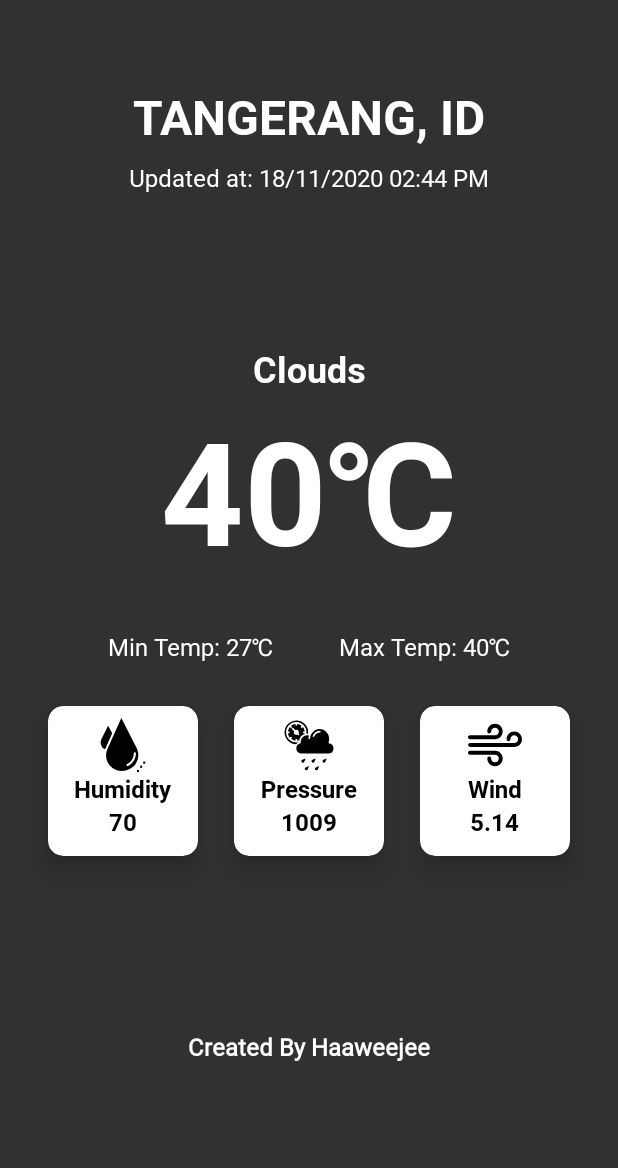
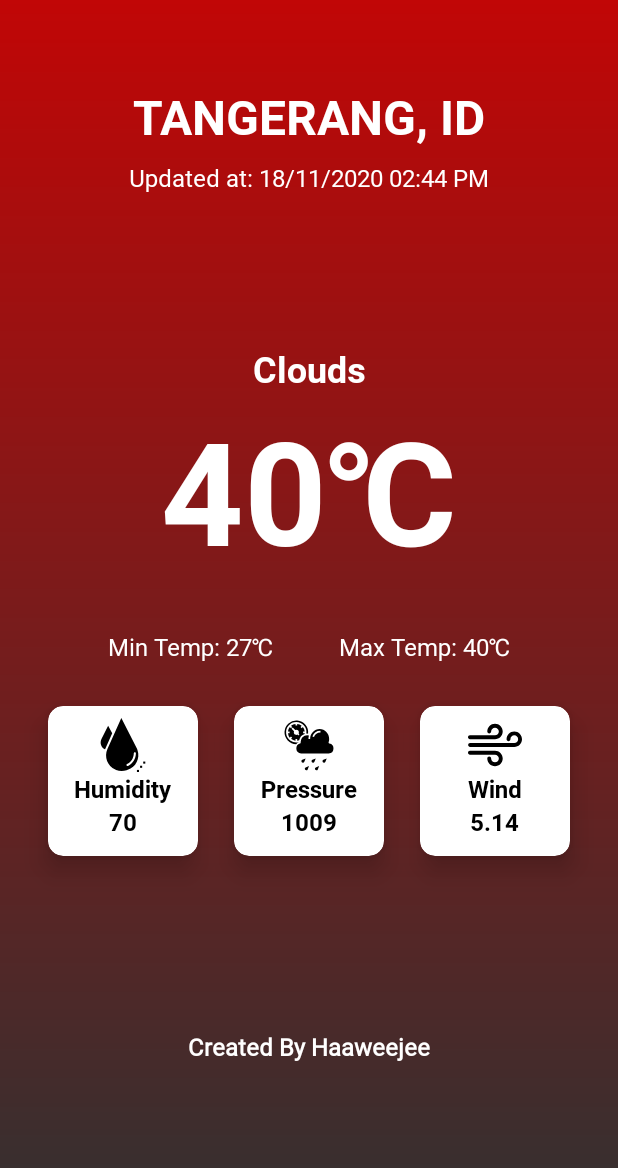
Before and after one commit to haaweejee/weatherapp, an Android app: the layout activity_main.xml on its own in the app's theme, with its tools: preview values and no code run, on a phone screen of 412 x 824 dp. Shown: the top 1168 px of the screen. Run offline under Robolectric (Android 15) with nearby library versions, the phone set to English and light mode, and no system bars.

Commit message:
second push

```diff
--- /dev/null
+++ b/app/src/main/res/drawable/background.xml
@@ -0,0 +1,10 @@
+<?xml version="1.0" encoding="utf-8"?>
+<shape xmlns:android="http://schemas.android.com/apk/res/android"
+    android:shape="rectangle">
+
+    <gradient
+        android:startColor="#C10606"
+        android:endColor="#313131"
+        android:angle="200"/>
+
+</shape>
--- a/app/src/main/res/layout/activity_main.xml
+++ b/app/src/main/res/layout/activity_main.xml
@@ -1,11 +1,16 @@
 <?xml version="1.0" encoding="utf-8"?>
-<androidx.constraintlayout.widget.ConstraintLayout xmlns:android="http://schemas.android.com/apk/res/android"
-    xmlns:app="http://schemas.android.com/apk/res-auto"
+<androidx.swiperefreshlayout.widget.SwipeRefreshLayout xmlns:app="http://schemas.android.com/apk/res-auto"
     xmlns:tools="http://schemas.android.com/tools"
+    xmlns:android="http://schemas.android.com/apk/res/android"
+    android:id="@+id/swipeRefreshLayout"
     android:layout_width="match_parent"
     android:layout_height="match_parent"
-    android:background="@color/dark_shade_of_gray"
     tools:context=".MainActivity">
+
+    <androidx.constraintlayout.widget.ConstraintLayout
+        android:layout_width="match_parent"
+        android:layout_height="match_parent"
+        android:background="@drawable/background">
 
         <TextView
             android:id="@+id/cityName_id"
@@ -223,3 +228,5 @@
 
 
     </androidx.constraintlayout.widget.ConstraintLayout>
+
+</androidx.swiperefreshlayout.widget.SwipeRefreshLayout>
--- a/app/src/main/res/values/colors.xml
+++ b/app/src/main/res/values/colors.xml
@@ -9,6 +9,7 @@
     <color name="white">#FFFFFFFF</color>
 
     <color name="dark_shade_of_gray">#FF313131</color>
+    <color name="dark_red">#C10606</color>
 
 
 
--- a/app/src/main/res/values/themes.xml
+++ b/app/src/main/res/values/themes.xml
@@ -3,7 +3,7 @@
     <style name="Theme.Weatherapp" parent="Theme.MaterialComponents.DayNight.NoActionBar">
         <!-- Primary brand color. -->
         <item name="colorPrimary">@color/purple_500</item>
-        <item name="colorPrimaryVariant">@color/purple_700</item>
+        <item name="colorPrimaryVariant">@color/dark_red</item>
         <item name="colorOnPrimary">@color/white</item>
         <!-- Secondary brand color. -->
         <item name="colorSecondary">@color/teal_200</item>
```
Also changed, not shown: app/build.gradle (+19 -1 lines), app/src/main/java/id/haweje/weatherapp/MainActivity.kt (+19 -7 lines), app/src/main/java/id/haweje/weatherapp/MainViewModel.kt (+6 -4 lines), app/src/main/java/id/haweje/weatherapp/core/source/remote/network/WeatherApi.kt (added, +14 -0 lines), app/src/main/java/id/haweje/weatherapp/core/source/remote/network/WeatherApiClient.kt (added, +23 -0 lines), app/src/main/java/id/haweje/weatherapp/core/source/remote/response/WeatherResponse.kt (added, +51 -0 lines), app/src/main/java/id/haweje/weatherapp/utils/Constanta.kt (added, +8 -0 lines). Lines whose indentation alone changed are shown as unchanged.
